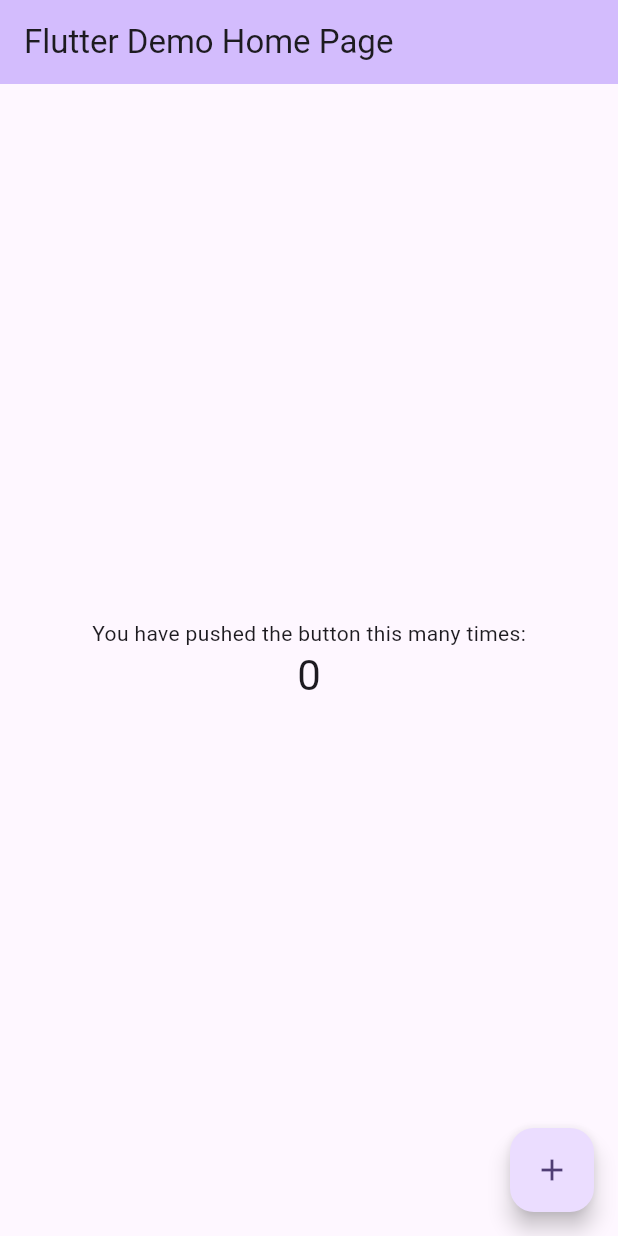
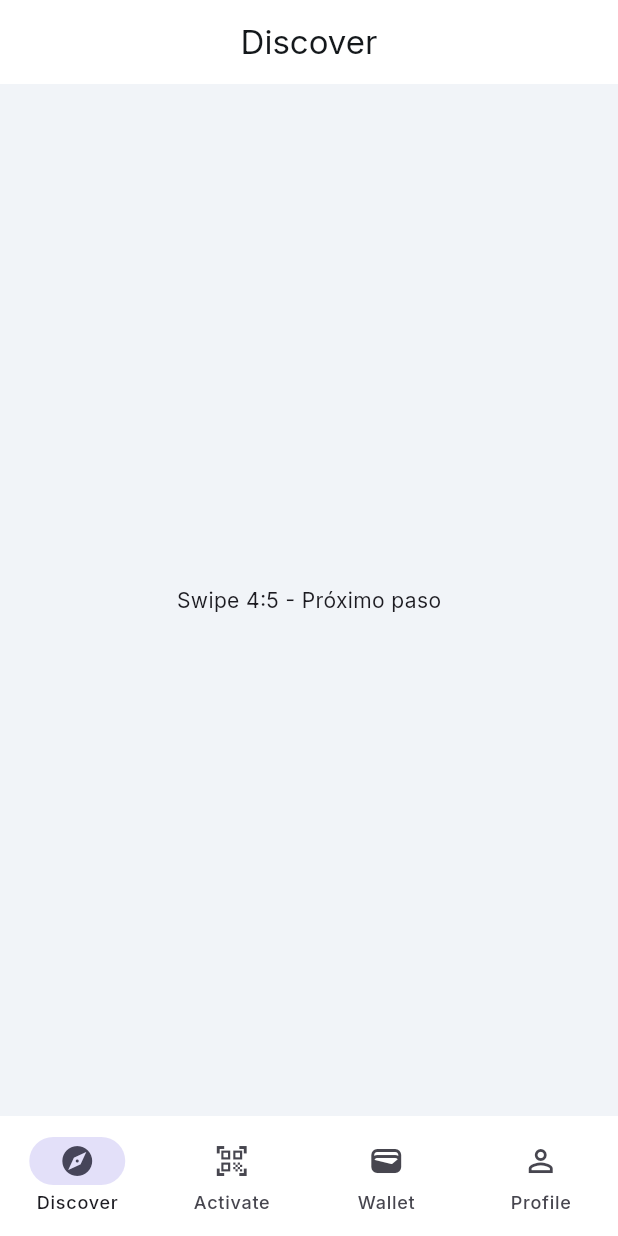
Before and after one commit to xaxiuy/weev_app, a Flutter app: the screen it shows after launch, on a phone screen of 412 x 824 dp. Run offline on Flutter 3.47's test engine with Material 3 defaults, Android fonts, the phone set to English and light mode, and no system bars; our stand-ins replace firebase_core, flutter_riverpod, go_router, google_fonts; accounts and stored records are empty.

Commit message:
feat: weev theme + router + base screens

```diff
--- /dev/null
+++ b/lib/app/app_router.dart
@@ -0,0 +1,28 @@
+import 'package:flutter/material.dart';
+import 'package:flutter_riverpod/flutter_riverpod.dart';
+import 'package:go_router/go_router.dart';
+
+import '../features/discover/discover_screen.dart';
+import '../features/activate/activate_screen.dart';
+import '../features/wallet/wallet_screen.dart';
+import '../features/profile/profile_screen.dart';
+import '../features/auth/login_screen.dart';
+import '../shared/widgets/nav_shell.dart';
+
+final routerProvider = Provider<GoRouter>((ref) {
+  return GoRouter(
+    initialLocation: '/discover',
+    routes: [
+      GoRoute(path: '/auth/login', builder: (_, __) => const LoginScreen()),
+      ShellRoute(
+        builder: (_, __, child) => NavShell(child: child),
+        routes: [
+          GoRoute(path: '/discover', builder: (_, __) => const DiscoverScreen()),
+          GoRoute(path: '/activate', builder: (_, state) => const ActivateScreen()),
+          GoRoute(path: '/wallet', builder: (_, __) => const WalletScreen()),
+          GoRoute(path: '/profile', builder: (_, __) => const ProfileScreen()),
+        ],
+      ),
+    ],
+  );
+});
--- /dev/null
+++ b/lib/features/activate/activate_screen.dart
@@ -0,0 +1,12 @@
+import 'package:flutter/material.dart';
+
+class ActivateScreen extends StatelessWidget {
+  const ActivateScreen({super.key});
+  @override
+  Widget build(BuildContext context) {
+    return const Scaffold(
+      appBar:  AppBar(title: Text('Activate')),
+      body: Center(child: Text('Input/QR → callable activateProduct')),
+    );
+  }
+}
--- /dev/null
+++ b/lib/features/auth/login_screen.dart
@@ -0,0 +1,9 @@
+import 'package:flutter/material.dart';
+
+class LoginScreen extends StatelessWidget {
+  const LoginScreen({super.key});
+  @override
+  Widget build(BuildContext context) {
+    return const Scaffold(body: Center(child: Text('Login (Firebase Auth)')));
+  }
+}
--- /dev/null
+++ b/lib/features/discover/discover_screen.dart
@@ -0,0 +1,12 @@
+import 'package:flutter/material.dart';
+
+class DiscoverScreen extends StatelessWidget {
+  const DiscoverScreen({super.key});
+  @override
+  Widget build(BuildContext context) {
+    return const Scaffold(
+      appBar:  AppBar(title: Text('Discover')),
+      body: Center(child: Text('Swipe 4:5 - Próximo paso')),
+    );
+  }
+}
--- /dev/null
+++ b/lib/features/profile/profile_screen.dart
@@ -0,0 +1,12 @@
+import 'package:flutter/material.dart';
+
+class ProfileScreen extends StatelessWidget {
+  const ProfileScreen({super.key});
+  @override
+  Widget build(BuildContext context) {
+    return const Scaffold(
+      appBar:  AppBar(title: Text('Profile')),
+      body: Center(child: Text('Preferencias y afinidades')),
+    );
+  }
+}
--- /dev/null
+++ b/lib/features/wallet/wallet_screen.dart
@@ -0,0 +1,12 @@
+import 'package:flutter/material.dart';
+
+class WalletScreen extends StatelessWidget {
+  const WalletScreen({super.key});
+  @override
+  Widget build(BuildContext context) {
+    return const Scaffold(
+      appBar:  AppBar(title: Text('Wallet')),
+      body: Center(child: Text('Puntos, tier, tierExpiryAt')),
+    );
+  }
+}
--- a/lib/main.dart
+++ b/lib/main.dart
@@ -1,122 +1,26 @@
 import 'package:flutter/material.dart';
+import 'package:flutter_riverpod/flutter_riverpod.dart';
+import 'package:firebase_core/firebase_core.dart';
 
-void main() {
-  runApp(const MyApp());
+import 'firebase_options.dart';
+import 'theme/app_theme.dart';
+import 'app/app_router.dart';
+
+void main() async {
+  WidgetsFlutterBinding.ensureInitialized();
+  await Firebase.initializeApp(options: DefaultFirebaseOptions.currentPlatform);
+  runApp(const ProviderScope(child: WeevApp()));
 }
 
-class MyApp extends StatelessWidget {
-  const MyApp({super.key});
-
-  // This widget is the root of your application.
+class WeevApp extends ConsumerWidget {
+  const WeevApp({super.key});
   @override
-  Widget build(BuildContext context) {
-    return MaterialApp(
-      title: 'Flutter Demo',
-      theme: ThemeData(
-        // This is the theme of your application.
-        //
-        // TRY THIS: Try running your application with "flutter run". You'll see
-        // the application has a purple toolbar. Then, without quitting the app,
-        // try changing the seedColor in the colorScheme below to Colors.green
-        // and then invoke "hot reload" (save your changes or press the "hot
-        // reload" button in a Flutter-supported IDE, or press "r" if you used
-        // the command line to start the app).
-        //
-        // Notice that the counter didn't reset back to zero; the application
-        // state is not lost during the reload. To reset the state, use hot
-        // restart instead.
-        //
-        // This works for code too, not just values: Most code changes can be
-        // tested with just a hot reload.
-        colorScheme: ColorScheme.fromSeed(seedColor: Colors.deepPurple),
-      ),
-      home: const MyHomePage(title: 'Flutter Demo Home Page'),
+  Widget build(BuildContext context, WidgetRef ref) {
+    final router = ref.watch(routerProvider);
+    return MaterialApp.router(
+      title: 'Weev',
+      theme: AppTheme.light,
+      routerConfig: router,
     );
   }
 }
-
-class MyHomePage extends StatefulWidget {
-  const MyHomePage({super.key, required this.title});
-
-  // This widget is the home page of your application. It is stateful, meaning
-  // that it has a State object (defined below) that contains fields that affect
-  // how it looks.
-
-  // This class is the configuration for the state. It holds the values (in this
-  // case the title) provided by the parent (in this case the App widget) and
-  // used by the build method of the State. Fields in a Widget subclass are
-  // always marked "final".
-
-  final String title;
-
-  @override
-  State<MyHomePage> createState() => _MyHomePageState();
-}
-
-class _MyHomePageState extends State<MyHomePage> {
-  int _counter = 0;
-
-  void _incrementCounter() {
-    setState(() {
-      // This call to setState tells the Flutter framework that something has
-      // changed in this State, which causes it to rerun the build method below
-      // so that the display can reflect the updated values. If we changed
-      // _counter without calling setState(), then the build method would not be
-      // called again, and so nothing would appear to happen.
-      _counter++;
-    });
-  }
-
-  @override
-  Widget build(BuildContext context) {
-    // This method is rerun every time setState is called, for instance as done
-    // by the _incrementCounter method above.
-    //
-    // The Flutter framework has been optimized to make rerunning build methods
-    // fast, so that you can just rebuild anything that needs updating rather
-    // than having to individually change instances of widgets.
-    return Scaffold(
-      appBar: AppBar(
-        // TRY THIS: Try changing the color here to a specific color (to
-        // Colors.amber, perhaps?) and trigger a hot reload to see the AppBar
-        // change color while the other colors stay the same.
-        backgroundColor: Theme.of(context).colorScheme.inversePrimary,
-        // Here we take the value from the MyHomePage object that was created by
-        // the App.build method, and use it to set our appbar title.
-        title: Text(widget.title),
-      ),
-      body: Center(
-        // Center is a layout widget. It takes a single child and positions it
-        // in the middle of the parent.
-        child: Column(
-          // Column is also a layout widget. It takes a list of children and
-          // arranges them vertically. By default, it sizes itself to fit its
-          // children horizontally, and tries to be as tall as its parent.
-          //
-          // Column has various properties to control how it sizes itself and
-          // how it positions its children. Here we use mainAxisAlignment to
-          // center the children vertically; the main axis here is the vertical
-          // axis because Columns are vertical (the cross axis would be
-          // horizontal).
-          //
-          // TRY THIS: Invoke "debug painting" (choose the "Toggle Debug Paint"
-          // action in the IDE, or press "p" in the console), to see the
-          // wireframe for each widget.
-          mainAxisAlignment: MainAxisAlignment.center,
-          children: <Widget>[
-            const Text('You have pushed the button this many times:'),
-            Text(
-              '$_counter',
-              style: Theme.of(context).textTheme.headlineMedium,
-            ),
-          ],
-        ),
-      ),
-      floatingActionButton: FloatingActionButton(
-        onPressed: _incrementCounter,
-        tooltip: 'Increment',
-        child: const Icon(Icons.add),
-      ), // This trailing comma makes auto-formatting nicer for build methods.
-    );
-  }
-}
--- /dev/null
+++ b/lib/shared/widgets/nav_shell.dart
@@ -0,0 +1,43 @@
+import 'package:flutter/material.dart';
+import 'package:go_router/go_router.dart';
+import '../../theme/weev_colors.dart';
+
+class NavShell extends StatelessWidget {
+  final Widget child;
+  const NavShell({super.key, required this.child});
+
+  int _indexFor(String location) {
+    if (location.startsWith('/discover')) return 0;
+    if (location.startsWith('/activate')) return 1;
+    if (location.startsWith('/wallet')) return 2;
+    if (location.startsWith('/profile')) return 3;
+    return 0;
+  }
+
+  @override
+  Widget build(BuildContext context) {
+    final location = GoRouterState.of(context).uri.toString();
+    final currentIndex = _indexFor(location);
+    return Scaffold(
+      body: child,
+      bottomNavigationBar: NavigationBar(
+        selectedIndex: currentIndex,
+        onDestinationSelected: (i) {
+          switch (i) {
+            case 0: context.go('/discover'); break;
+            case 1: context.go('/activate'); break;
+            case 2: context.go('/wallet'); break;
+            case 3: context.go('/profile'); break;
+          }
+        },
+        destinations: const [
+          NavigationDestination(icon: Icon(Icons.explore_outlined), selectedIcon: Icon(Icons.explore), label: 'Discover'),
+          NavigationDestination(icon: Icon(Icons.qr_code_scanner), selectedIcon: Icon(Icons.qr_code_2), label: 'Activate'),
+          NavigationDestination(icon: Icon(Icons.wallet_outlined), selectedIcon: Icon(Icons.wallet), label: 'Wallet'),
+          NavigationDestination(icon: Icon(Icons.person_outline), selectedIcon: Icon(Icons.person), label: 'Profile'),
+        ],
+        backgroundColor: WeevColors.surface,
+      ),
+    );
+  }
+}
--- /dev/null
+++ b/lib/theme/app_theme.dart
@@ -0,0 +1,42 @@
+import 'package:flutter/material.dart';
+import 'weev_colors.dart';
+import 'weev_typography.dart';
+
+class AppTheme {
+  static ThemeData get light => ThemeData(
+    useMaterial3: true,
+    colorScheme: ColorScheme.fromSeed(
+      seedColor: WeevColors.primary,
+      primary: WeevColors.primary,
+      secondary: WeevColors.secondary,
+      surface: WeevColors.surface,
+      background: WeevColors.background,
+      error: WeevColors.error,
+    ),
+    scaffoldBackgroundColor: WeevColors.background,
+    textTheme: WeevTypography.textTheme,
+    appBarTheme: const AppBarTheme(
+      backgroundColor: WeevColors.surface,
+      foregroundColor: WeevColors.onSurface,
+      centerTitle: true,
+      elevation: 0,
+    ),
+    inputDecorationTheme: InputDecorationTheme(
+      filled: true,
+      fillColor: WeevColors.surface,
+      contentPadding: const EdgeInsets.symmetric(horizontal: 16, vertical: 12),
+      border: OutlineInputBorder(
+        borderRadius: BorderRadius.circular(12),
+        borderSide: const BorderSide(color: WeevColors.outline),
+      ),
+      enabledBorder: OutlineInputBorder(
+        borderRadius: BorderRadius.circular(12),
+        borderSide: const BorderSide(color: WeevColors.outline),
+      ),
+      focusedBorder: OutlineInputBorder(
+        borderRadius: BorderRadius.circular(12),
+        borderSide: const BorderSide(color: WeevColors.primary, width: 2),
+      ),
+    ),
+  );
+}
--- /dev/null
+++ b/lib/theme/weev_colors.dart
@@ -0,0 +1,22 @@
+import 'package:flutter/material.dart';
+
+class WeevColors {
+  static const primary = Color(0xFF4B39EF);
+  static const secondary = Color(0xFF39D2C0);
+  static const tertiary = Color(0xFFEE8B60);
+
+  static const background = Color(0xFFF1F4F8);
+  static const surface = Color(0xFFFFFFFF);
+  static const surfaceVariant = Color(0xFFF7F8FC);
+
+  static const onPrimary = Color(0xFFFFFFFF);
+  static const onSurface = Color(0xFF14181B);
+  static const onSurfaceVariant = Color(0xFF57636C);
+
+  static const success = Color(0xFF249689);
+  static const warning = Color(0xFFFF9500);
+  static const error   = Color(0xFFFF5963);
+
+  static const outline = Color(0xFFE5E7EB);
+  static const outlineVariant = Color(0xFFF3F4F6);
+}
--- /dev/null
+++ b/lib/theme/weev_typography.dart
@@ -0,0 +1,15 @@
+import 'package:flutter/material.dart';
+import 'package:google_fonts/google_fonts.dart';
+
+class WeevTypography {
+  static TextTheme get textTheme => GoogleFonts.interTextTheme().copyWith(
+    displayLarge: GoogleFonts.spaceGrotesk(fontSize: 32, fontWeight: FontWeight.bold, height: 1.25),
+    displayMedium: GoogleFonts.spaceGrotesk(fontSize: 28, fontWeight: FontWeight.bold, height: 1.3),
+    headlineLarge: GoogleFonts.spaceGrotesk(fontSize: 24, fontWeight: FontWeight.w600, height: 1.33),
+    headlineMedium: GoogleFonts.spaceGrotesk(fontSize: 20, fontWeight: FontWeight.w600, height: 1.4),
+    bodyLarge: GoogleFonts.inter(fontSize: 16, height: 1.5),
+    bodyMedium: GoogleFonts.inter(fontSize: 14, height: 1.43),
+    labelLarge: GoogleFonts.inter(fontSize: 14, fontWeight: FontWeight.w500, height: 1.43),
+    labelMedium: GoogleFonts.inter(fontSize: 12, fontWeight: FontWeight.w500, height: 1.33),
+  );
+}
```
